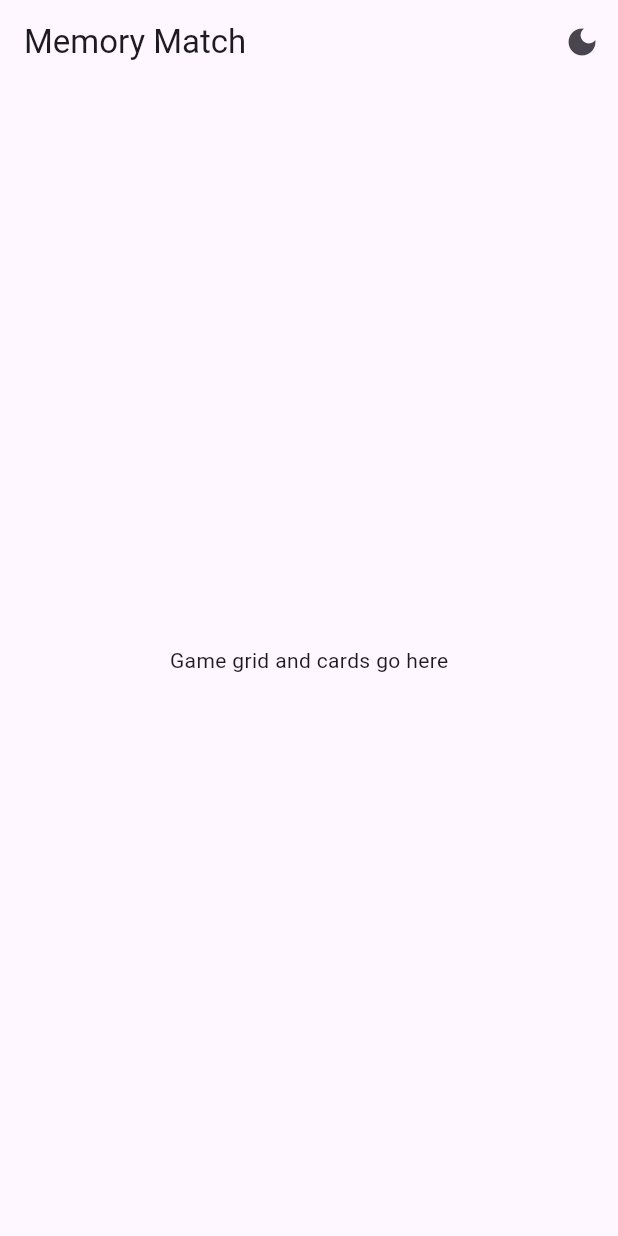
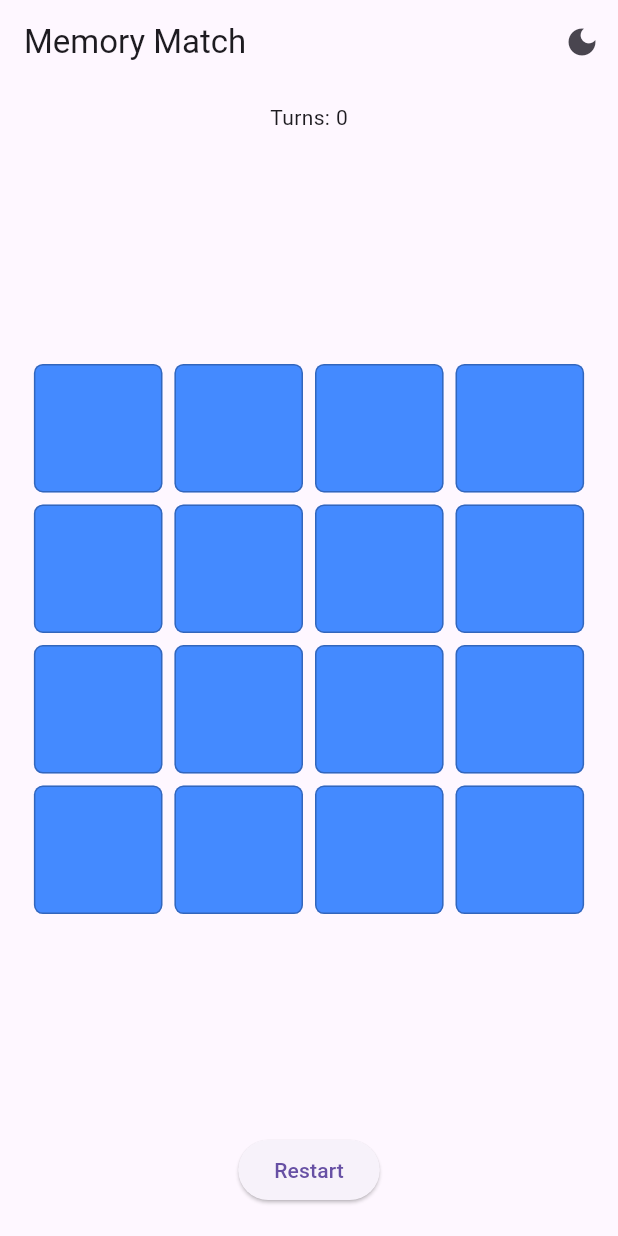
Before and after one commit to cheaneatine/Flutter-Bloc-Clean-Architecture-Memory-Match, a Flutter app: the screen it shows after launch, on a phone screen of 412 x 824 dp. Run offline on Flutter 3.47's test engine with Material 3 defaults, Android fonts, the phone set to English and light mode, and no system bars; our stand-ins replace flutter_bloc.

Commit message:
feat: animated 4×4 board with responsive layout and fixed restart button

```diff
--- a/lib/presentation/pages/game_page.dart
+++ b/lib/presentation/pages/game_page.dart
@@ -1,15 +1,26 @@
+// lib/presentation/pages/game_page.dart
 import 'package:flutter/material.dart';
 import 'package:flutter_bloc/flutter_bloc.dart';
 import '../blocs/game_bloc.dart';
 import '../blocs/game_event.dart';
 import '../blocs/game_state.dart';
 import '../widgets/theme_toggle.dart';
+import '../widgets/card_tile.dart';
 
 class GamePage extends StatelessWidget {
   const GamePage({super.key});
 
   @override
   Widget build(BuildContext context) {
+    final screenSize = MediaQuery.of(context).size;
+    final isPortrait = screenSize.height > screenSize.width;
+
+    final double boardSize = isPortrait
+        ? screenSize.width * 0.9
+        : screenSize.height * 0.7;
+
+    final double tileSize = boardSize / 4;
+
     return Scaffold(
       appBar: AppBar(
         title: const Text('Memory Match'),
@@ -17,7 +28,61 @@ class GamePage extends StatelessWidget {
       ),
       body: BlocBuilder<GameBloc, GameState>(
         builder: (context, state) {
-          return Center(child: Text('Game grid and cards go here'));
+          return Padding(
+            padding: const EdgeInsets.all(12.0),
+            child: Column(
+              mainAxisAlignment: MainAxisAlignment.spaceBetween,
+              children: [
+                Column(
+                  children: [
+                    Text('Turns: ${state.turns}'),
+                    const SizedBox(height: 8),
+                  ],
+                ),
+                Center(
+                  child: SizedBox(
+                    width: tileSize * 4,
+                    height: tileSize * 4,
+                    child: GridView.builder(
+                      shrinkWrap: true,
+                      physics: const NeverScrollableScrollPhysics(),
+                      gridDelegate:
+                          const SliverGridDelegateWithFixedCrossAxisCount(
+                            crossAxisCount: 4,
+                            mainAxisSpacing: 4,
+                            crossAxisSpacing: 4,
+                            childAspectRatio: 1,
+                          ),
+                      itemCount: state.cards.length,
+                      itemBuilder: (context, index) {
+                        final card = state.cards[index];
+                        return CardTile(
+                          card: card,
+                          onTap: () =>
+                              context.read<GameBloc>().add(FlipCard(card.id)),
+                        );
+                      },
+                    ),
+                  ),
+                ),
+                Column(
+                  children: [
+                    if (state.hasWon)
+                      const Padding(
+                        padding: EdgeInsets.all(8.0),
+                        child: Text('You Win!', style: TextStyle(fontSize: 20)),
+                      ),
+                    ElevatedButton(
+                      onPressed: () =>
+                          context.read<GameBloc>().add(ResetGame()),
+                      child: const Text('Restart'),
+                    ),
+                    const SizedBox(height: 8),
+                  ],
+                ),
+              ],
+            ),
+          );
         },
       ),
     );
--- a/lib/presentation/widgets/card_tile.dart
+++ b/lib/presentation/widgets/card_tile.dart
@@ -0,0 +1,47 @@
+import 'package:flutter/material.dart';
+import '../../domain/entities/card_entity.dart';
+import 'dart:math';
+
+class CardTile extends StatelessWidget {
+  final CardEntity card;
+  final VoidCallback onTap;
+
+  const CardTile({super.key, required this.card, required this.onTap});
+
+  @override
+  Widget build(BuildContext context) {
+    return GestureDetector(
+      onTap: card.isFaceUp || card.isMatched ? null : onTap,
+      child: TweenAnimationBuilder<double>(
+        duration: const Duration(milliseconds: 300),
+        tween: Tween<double>(
+          begin: 0,
+          end: card.isFaceUp || card.isMatched ? 1 : 0,
+        ),
+        builder: (context, value, child) {
+          final isFront = value < 0.5;
+          final angle = value * pi;
+
+          return Transform(
+            alignment: Alignment.center,
+            transform: Matrix4.identity()
+              ..setEntry(3, 2, 0.001)
+              ..rotateY(angle),
+            child: Container(
+              margin: const EdgeInsets.all(2),
+              decoration: BoxDecoration(
+                color: isFront ? Colors.blueAccent : Colors.white,
+                borderRadius: BorderRadius.circular(6),
+                border: Border.all(color: Colors.black26),
+              ),
+              alignment: Alignment.center,
+              child: isFront
+                  ? const SizedBox.shrink()
+                  : Text(card.content, style: const TextStyle(fontSize: 20)),
+            ),
+          );
+        },
+      ),
+    );
+  }
+}
```
